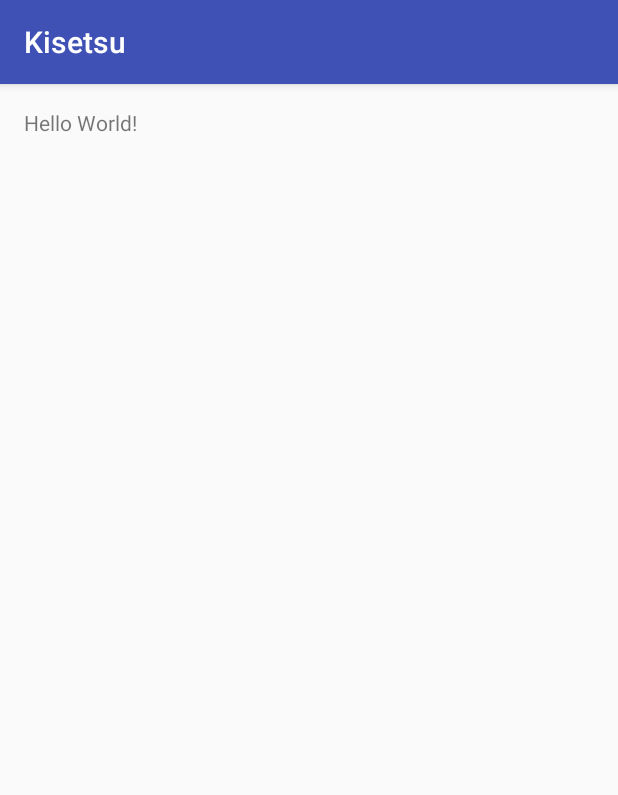
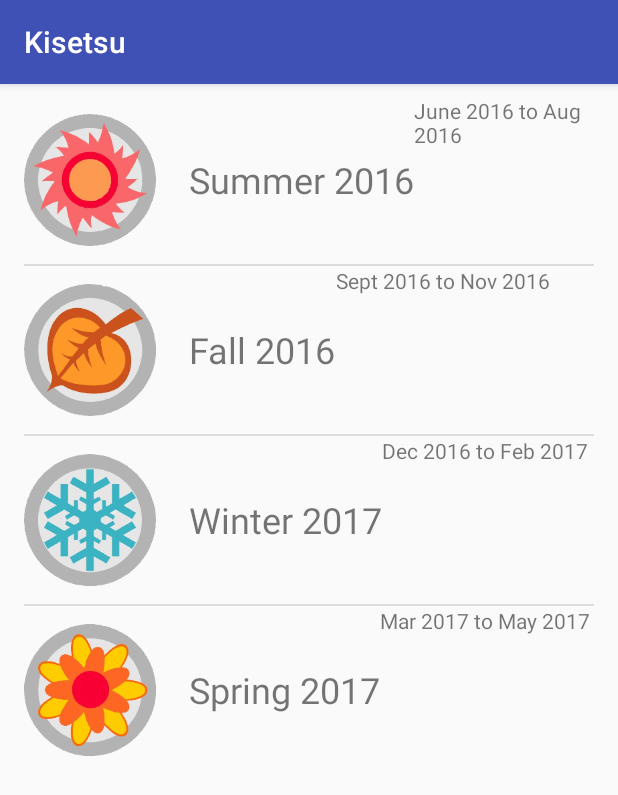
Before and after one commit to andynaguyen/Kisetsu, an Android app: the screen it shows after launch (MainActivity), on a phone screen of 412 x 824 dp. Shown: the top 795 px of the screen. Run offline under Robolectric (Android 15) with nearby library versions, the phone set to English and light mode, and no system bars.

Commit message:
Basic ListView set up. Need to fix formatting and create new activity on click

```diff
--- /dev/null
+++ b/app/src/main/java/com/nguyen/andy/kisetsu/CustomListAdapter.java
@@ -0,0 +1,114 @@
+package com.nguyen.andy.kisetsu;
+
+import android.content.Context;
+import android.content.res.Resources;
+import android.graphics.drawable.Drawable;
+import android.support.v4.content.res.ResourcesCompat;
+import android.util.Log;
+import android.view.LayoutInflater;
+import android.view.View;
+import android.view.ViewGroup;
+import android.widget.BaseAdapter;
+import android.widget.ImageView;
+import android.widget.TextView;
+
+import java.util.ArrayList;
+/**
+ * Created by Andy on 7/7/2016.
+ */
+public class CustomListAdapter extends BaseAdapter {
+    ArrayList<SeasonItem> seasonList;
+    private LayoutInflater layoutInflater;
+
+    public CustomListAdapter(Context context,ArrayList<SeasonItem> seasonData) {
+        this.seasonList = seasonData;
+        layoutInflater = LayoutInflater.from(context);
+    }
+
+    /*
+     * Returns total number of row elements in the ListView (# of seasons)
+     */
+    @Override
+    public int getCount() {
+        return seasonList.size();
+    }
+
+    /*
+     * Returns SeasonItem representing data at each row.
+     */
+    @Override
+    public Object getItem(int position) {
+        return seasonList.get(position);
+    }
+
+    /*
+     * Returns unique int id representing each row item in the ListView.
+     */
+    @Override
+    public long getItemId(int position) {
+        return position;
+    }
+
+    /*
+     * Returns a view instance that representing a single row in the ListView.
+     */
+    public View getView(int position, View convertView, ViewGroup parent) {
+        ViewHolder holder;
+        if (convertView == null) {
+            convertView = layoutInflater.inflate(R.layout.season_layout, null);
+            holder = new ViewHolder();
+            holder.iconView = (ImageView) convertView.findViewById(R.id.season_icon);
+            holder.nameView = (TextView) convertView.findViewById(R.id.season_title);
+            holder.timeView = (TextView) convertView.findViewById(R.id.season_timeframe);
+            convertView.setTag(holder);
+        } else {
+            holder = (ViewHolder) convertView.getTag();
+        }
+
+        holder.nameView.setText(seasonList.get(position).getName());
+        holder.timeView.setText(seasonList.get(position).getTimeframe());
+
+        // An intermediate variable
+        Resources iconResources = holder.iconView.getContext().getResources();
+
+        // Get the imageView set to the appropriate season icon
+        switch (seasonList.get(position).getSeason()) {
+            case SUMMER:
+                Drawable summerIcon = ResourcesCompat.getDrawable(iconResources, R.drawable.summer_icon, null);
+                holder.iconView.setImageDrawable(summerIcon);
+                Log.d("season", "Summer");
+                break;
+            case FALL:
+                Drawable fallIcon = ResourcesCompat.getDrawable(iconResources, R.drawable.fall_icon, null);
+                holder.iconView.setImageDrawable(fallIcon);
+                Log.d("season", "Fall");
+                break;
+            case WINTER:
+                Drawable winterIcon = ResourcesCompat.getDrawable(iconResources, R.drawable.winter_icon, null);
+                holder.iconView.setImageDrawable(winterIcon);
+                Log.d("season", "Winter");
+                break;
+            case SPRING:
+                Drawable springIcon = ResourcesCompat.getDrawable(iconResources, R.drawable.spring_icon, null);
+                holder.iconView.setImageDrawable(springIcon);
+                Log.d("season", "Spring");
+                break;
+            default:
+                Log.d("season","WHY IS THIS NULL");
+                Drawable placeholderIcon = ResourcesCompat.getDrawable(iconResources, R.drawable.spring_icon, null);
+                holder.iconView.setImageDrawable(placeholderIcon);
+                break;
+        }
+
+        return convertView;
+    }
+
+    /*
+     * Class to hold all the views in the row. Static so we can check if an instance of it exists already.
+     */
+    static class ViewHolder {
+        ImageView iconView;
+        TextView nameView;
+        TextView timeView;
+    }
+}
--- a/app/src/main/java/com/nguyen/andy/kisetsu/MainActivity.java
+++ b/app/src/main/java/com/nguyen/andy/kisetsu/MainActivity.java
@@ -2,12 +2,55 @@ package com.nguyen.andy.kisetsu;
 
 import android.support.v7.app.AppCompatActivity;
 import android.os.Bundle;
+import android.view.View;
+import android.widget.AdapterView;
+import android.widget.ListView;
+import android.widget.Toast;
 
+import java.util.ArrayList;
+import java.util.List;
+// Kisetsu
+// 季節
 public class MainActivity extends AppCompatActivity {
+    // constants
+    private static final String TAG = "MainActivity";
+    private static final int MAX_SEASONS = 4;
+
+    // fields
+    private ArrayList<SeasonItem> seasons;
+
+    // TODO: Make method to get season from data
+    // TODO: Open a new activity on item click
 
     @Override
     protected void onCreate(Bundle savedInstanceState) {
         super.onCreate(savedInstanceState);
         setContentView(R.layout.activity_main);
+        setTitle("Kisetsu");
+
+        initSeasons();
+
+        final ListView seasonsView = (ListView) findViewById(R.id.seasons_list);
+        seasonsView.setAdapter(new CustomListAdapter(this, seasons));
+        seasonsView.setOnItemClickListener(new AdapterView.OnItemClickListener() {
+            @Override
+            public void onItemClick(AdapterView<?> parent, View view, int position, long id) {
+                SeasonItem seasonData = (SeasonItem) seasonsView.getItemAtPosition(position);
+                Toast.makeText(MainActivity.this, "Selected : " + seasonData, Toast.LENGTH_LONG);
+            }
+        });
+    }
+
+    private void initSeasons() {
+        seasons = new ArrayList<SeasonItem>();
+
+        // TODO: Make it determine which seasons to list using the date
+        Season[] catalog = { Season.SUMMER, Season.FALL, Season.WINTER, Season.SPRING};
+        int[] years = { 2016, 2016, 2017, 2017 };
+
+        for (int i = 0; i < MAX_SEASONS; i++) {
+            SeasonItem seasonData = new SeasonItem(catalog[i], years[i]);
+            seasons.add(seasonData);
+        }
     }
 }
--- /dev/null
+++ b/app/src/main/java/com/nguyen/andy/kisetsu/Season.java
@@ -0,0 +1,8 @@
+package com.nguyen.andy.kisetsu;
+
+/**
+ * Created by Andy on 7/7/2016.
+ */
+public enum Season {
+    SUMMER, FALL, WINTER, SPRING
+}
--- /dev/null
+++ b/app/src/main/java/com/nguyen/andy/kisetsu/SeasonItem.java
@@ -0,0 +1,65 @@
+package com.nguyen.andy.kisetsu;
+
+/**
+ * Created by Andy on 7/7/2016.
+ */
+
+public class SeasonItem {
+    private String name;
+    private Season season;
+    private String timeframe;
+
+    public SeasonItem() {
+        // empty
+    }
+
+    public SeasonItem(Season season, int year){
+        this.season = season;
+        switch (season) {
+            case SUMMER:
+                this.name = "Summer " + year;
+                this.setTimeframe("June " + year + " to Aug " + year);
+                break;
+            case FALL:
+                this.name = "Fall " + year;
+                this.setTimeframe("Sept " + year + " to Nov " + year);
+                break;
+            case WINTER:
+                this.name = "Winter " + year;
+                this.setTimeframe("Dec " + (year - 1) + " to Feb " + year);
+                break;
+            case SPRING:
+                this.name = "Spring " + year;
+                this.setTimeframe("Mar " + year + " to May " + year);
+                break;
+            default:
+                this.name = "WHY";
+                this.setTimeframe("IS THIS HAPPENING");
+                break;
+        }
+    }
+
+    public String getName() {
+        return name;
+    }
+
+    public void setName(String name) {
+        this.name = name;
+    }
+
+    public Season getSeason() {
+        return season;
+    }
+
+    public void setSeason(Season season) {
+        this.season = season;
+    }
+
+    public String getTimeframe() {
+        return timeframe;
+    }
+
+    public void setTimeframe(String timeframe) {
+        this.timeframe = timeframe;
+    }
+}
--- a/app/src/main/res/layout/activity_main.xml
+++ b/app/src/main/res/layout/activity_main.xml
@@ -3,14 +3,13 @@
     xmlns:tools="http://schemas.android.com/tools"
     android:layout_width="match_parent"
     android:layout_height="match_parent"
-    android:paddingBottom="@dimen/activity_vertical_margin"
-    android:paddingLeft="@dimen/activity_horizontal_margin"
+    android:paddingBottom="@dimen/activity_vertical_margin"    android:paddingLeft="@dimen/activity_horizontal_margin"
     android:paddingRight="@dimen/activity_horizontal_margin"
-    android:paddingTop="@dimen/activity_vertical_margin"
+    android:paddingTop="8dp"
     tools:context="com.nguyen.andy.kisetsu.MainActivity">
-
-    <TextView
+<!-- android:paddingTop="@dimen/activity_vertical_margin" -->
+    <ListView xmlns:android="http://schemas.android.com/apk/res/android"
+        android:id="@+id/seasons_list"
         android:layout_width="wrap_content"
-        android:layout_height="wrap_content"
-        android:text="Hello World!" />
+        android:layout_height="wrap_content"></ListView>
 </RelativeLayout>
--- /dev/null
+++ b/app/src/main/res/layout/season_layout.xml
@@ -0,0 +1,31 @@
+<?xml version="1.0" encoding="utf-8"?>
+<LinearLayout xmlns:android="http://schemas.android.com/apk/res/android"
+    android:layout_width="match_parent"
+    android:layout_height="match_parent">
+
+    <ImageView
+        android:id="@+id/season_icon"
+        android:layout_width="88dp"
+        android:layout_height="88dp"
+        android:layout_alignParentLeft="true"
+        android:layout_centerVertical="true"
+        android:layout_marginRight="10dp"
+        android:layout_marginTop="12dp"
+        android:layout_marginBottom="12dp"
+        />
+<!-- TODO: Put the two text views into a separate LinearLayout to fix formatting -->
+    <TextView
+        android:id="@+id/season_title"
+        android:layout_width="wrap_content"
+        android:layout_height="wrap_content"
+        android:layout_marginLeft="12dp"
+        android:textSize="24dp"
+        android:layout_gravity="center" />
+
+    <TextView
+        android:id="@+id/season_timeframe"
+        android:layout_width="match_parent"
+        android:layout_height="match_parent"
+        />
+
+</LinearLayout>
--- /dev/null
+++ b/build.gradle
@@ -0,0 +1,23 @@
+// Top-level build file where you can add configuration options common to all sub-projects/modules.
+
+buildscript {
+    repositories {
+        jcenter()
+    }
+    dependencies {
+        classpath 'com.android.tools.build:gradle:2.1.2'
+
+        // NOTE: Do not place your application dependencies here; they belong
+        // in the individual module build.gradle files
+    }
+}
+
+allprojects {
+    repositories {
+        jcenter()
+    }
+}
+
+task clean(type: Delete) {
+    delete rootProject.buildDir
+}
--- /dev/null
+++ b/settings.gradle
@@ -0,0 +1 @@
+include ':app'
```
Also changed, not shown: gradle.properties (added, +18 -0 lines), app/src/main/res/drawable-xxhdpi/base_icon.png (added), app/src/main/res/drawable-xxhdpi/fall_icon.png (added), app/src/main/res/drawable-xxhdpi/spring_icon.png (added), app/src/main/res/drawable-xxhdpi/summer_icon.png (added), app/src/main/res/drawable-xxhdpi/winter_icon.png (added), gradle/wrapper/gradle-wrapper.properties (added), 4 other files.
